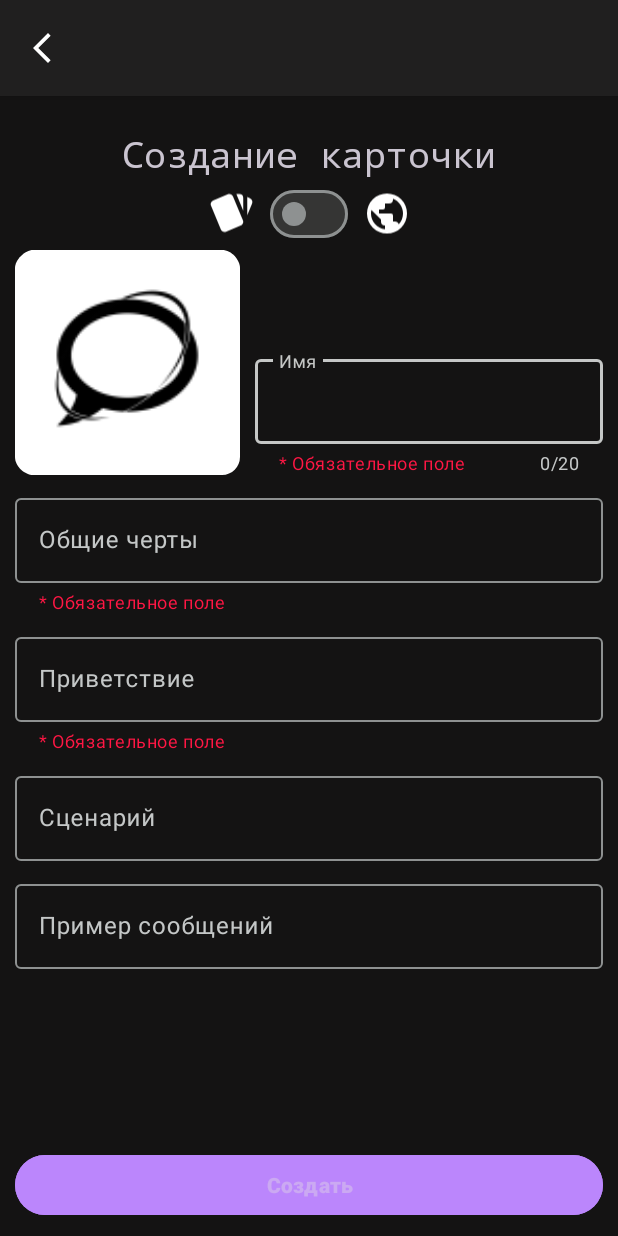
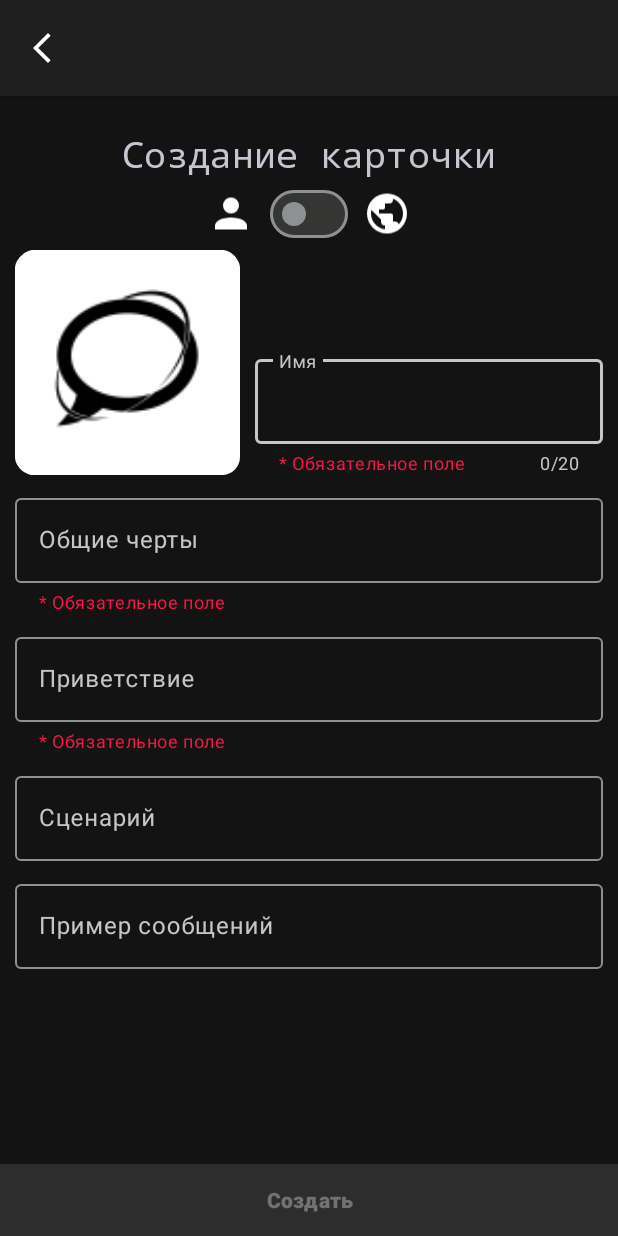
Before and after one commit to Pink-Lasagna/Youniverse, an Android app: the CreateCard screen opened directly, with no data from a screen before it, on a phone screen of 412 x 824 dp. Run offline under Robolectric (Android 15) with nearby library versions, the phone set to English and light mode, and no system bars; libraries missing offline, so code that uses them is left out: ar.com.hjg, com.github.leandroborgesferreira.loadingbutton; plain views replace CircularProgressButton; pictures from the network do not load; 3 statements that could not run were skipped.

Commit message:
Some UI changes

```diff
--- a/app/src/main/java/ru/jaromirchernyavsky/youniverse/CreateCard.java
+++ b/app/src/main/java/ru/jaromirchernyavsky/youniverse/CreateCard.java
@@ -13,6 +13,7 @@ import android.view.View;
 import android.widget.ImageView;
 import android.widget.LinearLayout;
 import android.widget.RadioButton;
+import android.widget.TextView;
 import android.widget.Toast;
 
 import androidx.activity.result.ActivityResult;
@@ -81,16 +82,16 @@ public class CreateCard extends AppCompatActivity implements View.OnFocusChangeL
                             if(jsonCards!=null){
                                 materialSwitch.setChecked(true);
                                 world = true;
-                                name.setHint("Имя");
-                                summary.setHint("Описание");
-                                worldlayout.setVisibility(View.GONE);
+                                name.setHint("Название");
+                                summary.setHint("Сюжет мира");
+                                worldlayout.setVisibility(View.VISIBLE);
                                 cards = jsonCards;
                             } else{
                                 materialSwitch.setChecked(false);
                                 world = false;
-                                name.setHint("Название");
-                                summary.setHint("Сюжет мира");
-                                worldlayout.setVisibility(View.VISIBLE);
+                                name.setHint("Имя");
+                                summary.setHint("Описание");
+                                worldlayout.setVisibility(View.GONE);
                             }
                             materialSwitch.setClickable(false);
                         } catch (JSONException e) {
@@ -162,6 +163,11 @@ public class CreateCard extends AppCompatActivity implements View.OnFocusChangeL
         worldlayout = findViewById(R.id.worldGroup);
         recyclerView.setLayoutManager(linearLayoutManager);
         EditCardAdapter editCardAdapter = new EditCardAdapter(new ArrayList<Card>(),cards);
+        TextView morecards = findViewById(R.id.MoreCards);
+        if(cards.isEmpty()){
+            recyclerView.setVisibility(View.GONE);
+            morecards.setVisibility(View.VISIBLE);
+        }
         recyclerView.setAdapter(editCardAdapter);
         materialSwitch = findViewById(R.id.switchView);
         btn = findViewById(R.id.CreateButton);
--- /dev/null
+++ b/app/src/main/res/drawable/account.xml
@@ -0,0 +1 @@
+<!-- drawable/account.xml --><vector xmlns:android="http://schemas.android.com/apk/res/android" android:height="24dp" android:width="24dp" android:viewportWidth="24" android:viewportHeight="24"><path android:fillColor="#FFF" android:pathData="M12,4A4,4 0 0,1 16,8A4,4 0 0,1 12,12A4,4 0 0,1 8,8A4,4 0 0,1 12,4M12,14C16.42,14 20,15.79 20,18V20H4V18C4,15.79 7.58,14 12,14Z" /></vector>
--- a/app/src/main/res/layout/activity_create.xml
+++ b/app/src/main/res/layout/activity_create.xml
@@ -42,7 +42,7 @@
                     android:layout_height="46dp"
                     android:layout_gravity="center"
                     android:layout_weight="1"
-                    android:src="@drawable/cards" />
+                    android:src="@drawable/account" />
 
                 <com.google.android.material.materialswitch.MaterialSwitch
                     android:id="@+id/switchView"
@@ -161,7 +161,8 @@
                 android:layout_height="match_parent"
                 android:layout_marginTop="10dp"
                 android:orientation="vertical"
-                android:visibility="gone">
+                android:visibility="gone"
+                tools:visibility="visible">
 
                 <TextView
                     android:id="@+id/textView"
@@ -175,7 +176,17 @@
                     android:layout_width="match_parent"
                     android:layout_height="match_parent"
                     android:orientation="horizontal"
-                    android:visibility="visible" />
+                    android:visibility="visible"
+                    tools:visibility="gone" />
+
+                <TextView
+                    android:id="@+id/MoreCards"
+                    android:visibility="gone"
+                    android:layout_width="wrap_content"
+                    android:layout_marginTop="50dp"
+                    android:textAppearance="@style/TextAppearance.AppCompat.Large"
+                    android:layout_height="wrap_content"
+                    android:text="Создайте персонажей, чтобы увидеть их здесь" />
             </LinearLayout>
 
         </LinearLayout>
@@ -186,10 +197,10 @@
         android:layout_width="match_parent"
         android:layout_height="wrap_content"
         android:layout_gravity="center"
-        android:layout_margin="10dp"
-        android:backgroundTint="@color/purple_200"
+        android:background="@color/material_dynamic_neutral10"
         android:enabled="false"
         android:text="Создать"
+        style="?selectableItemBackground"
         android:textStyle="bold"
         app:layout_constraintBottom_toBottomOf="parent"
         app:layout_constraintEnd_toEndOf="parent"
--- a/app/src/main/res/layout/fragment_card.xml
+++ b/app/src/main/res/layout/fragment_card.xml
@@ -7,6 +7,7 @@
         android:layout_width="180dp"
         android:id="@+id/card"
         android:layout_height="wrap_content"
+        android:foreground="?attr/selectableItemBackground"
         style="?attr/materialCardViewElevatedStyle"
         android:layout_margin="8dp"
         android:transitionName="shared_element_container">
--- a/app/src/main/res/layout/fragment_card_edited_minus.xml
+++ b/app/src/main/res/layout/fragment_card_edited_minus.xml
@@ -34,6 +34,7 @@
                 <ImageButton
                     android:id="@+id/imgbtn"
                     android:layout_width="50dp"
+                    style="?selectableItemBackground"
                     android:layout_height="match_parent"
                     android:src="@drawable/minus"
                     android:background="@color/red"/>
--- a/app/src/main/res/layout/fragment_card_edited_plus.xml
+++ b/app/src/main/res/layout/fragment_card_edited_plus.xml
@@ -36,6 +36,7 @@
                     android:layout_width="50dp"
                     android:layout_height="match_parent"
                     android:src="@drawable/baseline_add_24"
+                    style="?selectableItemBackground"
                     android:background="@color/green" />
             </LinearLayout>
 
--- a/app/src/main/res/layout/fragment_chat.xml
+++ b/app/src/main/res/layout/fragment_chat.xml
@@ -33,10 +33,12 @@
                     android:layout_weight="1"
                     android:layout_height="wrap_content"
                     android:background="@color/red"
+                    style="?selectableItemBackground"
                     android:src="@drawable/baseline_delete_24"/>
                 <ImageButton
                     android:id="@+id/chat"
                     android:padding="3dp"
+                    style="?selectableItemBackground"
                     android:layout_weight="1"
                     android:layout_width="match_parent"
                     android:layout_height="wrap_content"
```
